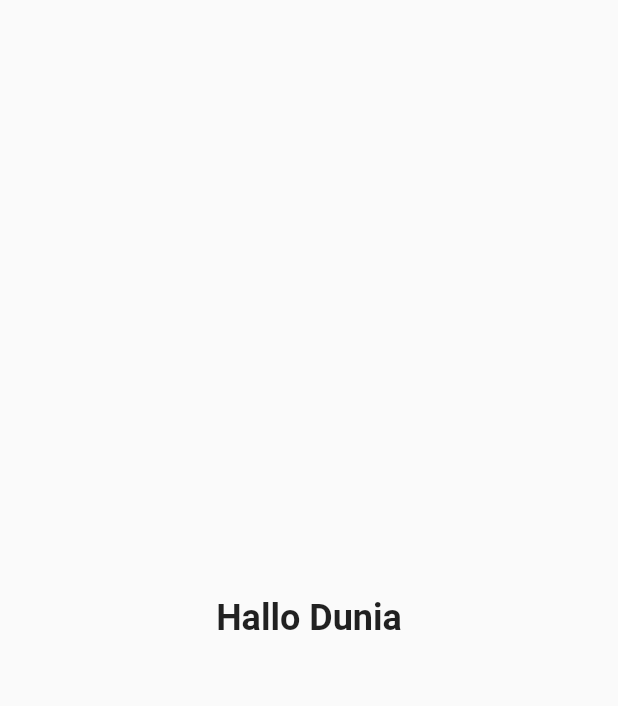
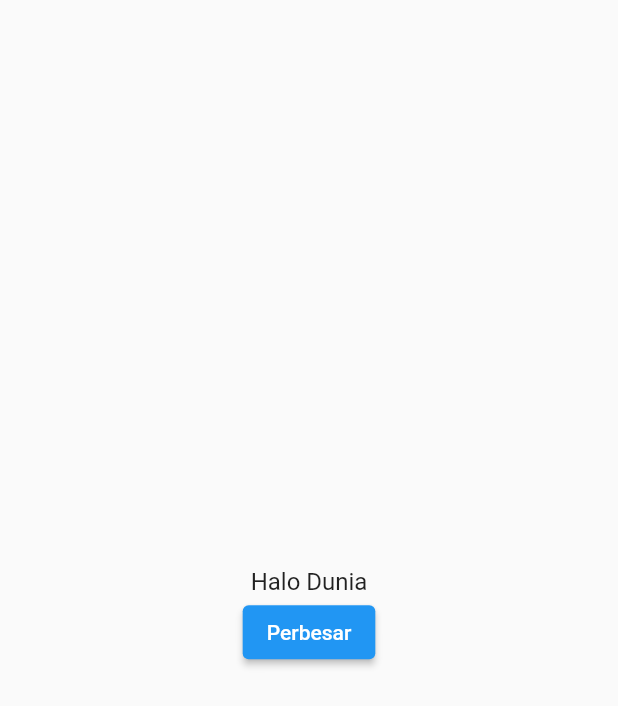
Before and after one commit to darmariduan/belajarflutter, a Flutter app: the screen it shows after launch, on a phone screen of 412 x 824 dp. Shown: the top 706 px of the screen. Run offline on Flutter 3.47's test engine with Material 2 defaults, Android fonts, the light colour scheme and no system bars.

Commit message:
StatefulWidget

```diff
--- a/lib/main.dart
+++ b/lib/main.dart
@@ -13,7 +13,8 @@ class MyApp extends StatelessWidget {
       home: Scaffold(
         body: Center(
             // child: Text('Halo Dunia'),
-            child: Heading(text: 'Hallo Dunia')),
+            // child: Heading(text: 'Hallo Dunia')),
+            child: BiggerText(text: 'Halo Dunia')),
       ),
     );
   }
@@ -35,3 +36,34 @@ class Heading extends StatelessWidget {
     );
   }
 }
+
+class BiggerText extends StatefulWidget {
+  final String text;
+
+  const BiggerText({required this.text});
+
+  @override
+  _BiggerTextState createState() => _BiggerTextState();
+}
+
+class _BiggerTextState extends State<BiggerText> {
+  double _textSize = 16.0;
+
+  @override
+  Widget build(BuildContext context) {
+    return Column(
+      mainAxisAlignment: MainAxisAlignment.center,
+      children: <Widget>[
+        Text(widget.text, style: TextStyle(fontSize: _textSize)),
+        ElevatedButton(
+          child: Text('Perbesar'),
+          onPressed: () {
+            setState(() {
+              _textSize = 32.0;
+            });
+          },
+        )
+      ],
+    );
+  }
+}
```
